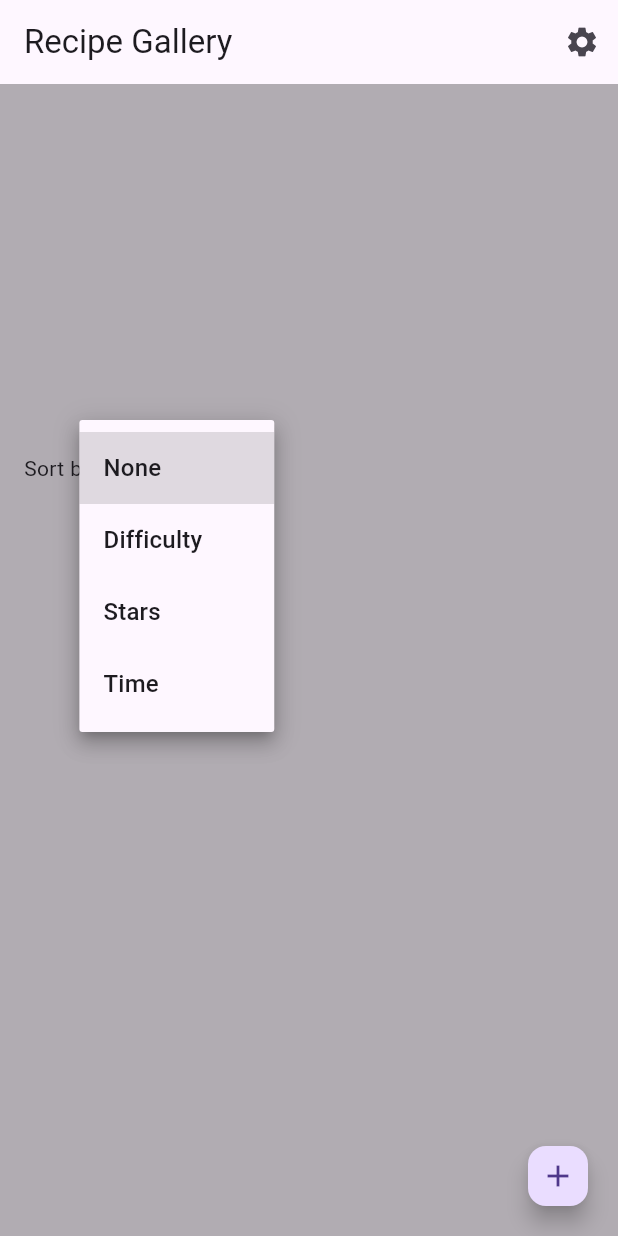
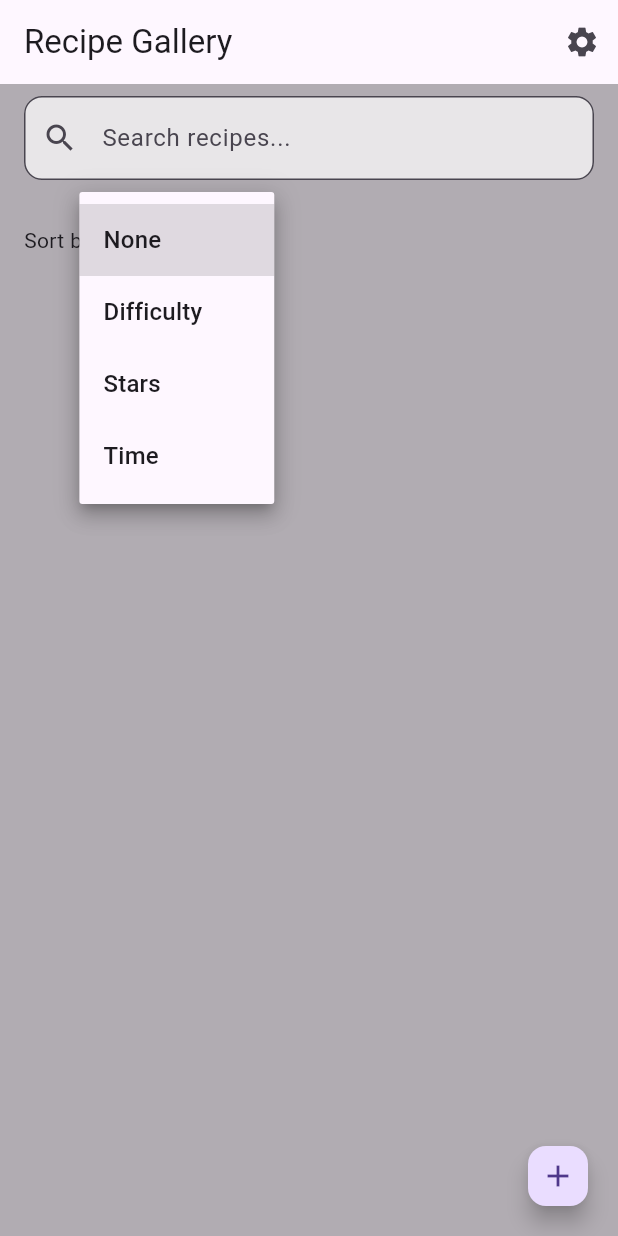
Before and after one commit to AggelosTse/Cooking-App, a Flutter app: the screen it shows after launch, after a tap on "None", on a phone screen of 412 x 824 dp. Run offline on Flutter 3.47's test engine with Material 3 defaults, Android fonts, the phone set to English and light mode, and no system bars; our stand-ins replace hive, image_picker; accounts and stored records are empty.

Commit message:
added searching, bug with recipe box

```diff
--- a/lib/main.dart
+++ b/lib/main.dart
@@ -1,3 +1,5 @@
+// [START OF FILE]
+
 import 'package:flutter/material.dart';
 import 'package:hive/hive.dart';
 import 'package:path_provider/path_provider.dart';
@@ -17,7 +19,6 @@ void main() async {
   runApp(const MainApp());
 }
 
-// Global Settings class
 class Settings {
   static String? backgroundImagePath;
 }
@@ -56,12 +57,20 @@ class _ImageScrollerState extends State<ImageScroller> {
   late Box<Recipe> recipeBox;
   List<Recipe> recipes = [];
   String sortBy = 'None';
+  String searchQuery = '';
+  final TextEditingController _searchController = TextEditingController();
 
   @override
   void initState() {
     super.initState();
     recipeBox = Hive.box<Recipe>('recipesBox');
     recipes = recipeBox.values.toList();
+
+    _searchController.addListener(() {
+      setState(() {
+        searchQuery = _searchController.text.toLowerCase();
+      });
+    });
   }
 
   void updateDifficulty(int index, int newRating) {
@@ -96,26 +105,35 @@ class _ImageScrollerState extends State<ImageScroller> {
     );
   }
 
-  List<Recipe> get sortedRecipes {
-    List<Recipe> sorted = [...recipes];
+  List<Recipe> get filteredRecipes {
+    List<Recipe> filtered = [...recipes];
+    if (searchQuery.isNotEmpty) {
+      filtered = filtered
+          .where((recipe) =>
+              recipe.title.toLowerCase().contains(searchQuery) ||
+              recipe.description.toLowerCase().contains(searchQuery))
+          .toList();
+    }
+
     switch (sortBy) {
       case 'Difficulty':
-        sorted.sort((a, b) => a.difficultyLevel.compareTo(b.difficultyLevel));
+        filtered.sort((a, b) => a.difficultyLevel.compareTo(b.difficultyLevel));
         break;
       case 'Stars':
-        sorted.sort((a, b) => b.difficulty.compareTo(a.difficulty));
+        filtered.sort((a, b) => b.difficulty.compareTo(a.difficulty));
         break;
       case 'Time':
-        sorted.sort(
+        filtered.sort(
             (a, b) => a.preparationMinutes.compareTo(b.preparationMinutes));
         break;
     }
-    return sorted;
+
+    return filtered;
   }
 
   @override
   Widget build(BuildContext context) {
-    final displayRecipes = sortedRecipes;
+    final displayRecipes = filteredRecipes;
 
     return Scaffold(
       appBar: AppBar(
@@ -145,11 +163,24 @@ class _ImageScrollerState extends State<ImageScroller> {
             ),
           // ignore: deprecated_member_use
           Container(color: Colors.black.withOpacity(0.3)),
-          Center(
-            child: SizedBox(
-              height: 320,
-              child: Column(
+          Column(
             children: [
+              Padding(
+                padding:
+                    const EdgeInsets.symmetric(horizontal: 16, vertical: 8),
+                child: TextField(
+                  controller: _searchController,
+                  decoration: InputDecoration(
+                    hintText: 'Search recipes...',
+                    prefixIcon: const Icon(Icons.search),
+                    filled: true,
+                    fillColor: Colors.white70,
+                    border: OutlineInputBorder(
+                      borderRadius: BorderRadius.circular(12),
+                    ),
+                  ),
+                ),
+              ),
               Padding(
                 padding:
                     const EdgeInsets.symmetric(horizontal: 16, vertical: 8),
@@ -196,8 +227,7 @@ class _ImageScrollerState extends State<ImageScroller> {
                                 children: [
                                   ClipRRect(
                                     borderRadius: BorderRadius.circular(8),
-                                        child: recipe.imagePath
-                                                .startsWith('assets')
+                                    child: recipe.imagePath.startsWith('assets')
                                         ? Image.asset(recipe.imagePath,
                                             width: 160,
                                             height: 100,
@@ -213,8 +243,7 @@ class _ImageScrollerState extends State<ImageScroller> {
                                     child: GestureDetector(
                                       onTap: () {
                                         setState(() {
-                                              final idx =
-                                                  recipes.indexOf(recipe);
+                                          final idx = recipes.indexOf(recipe);
                                           recipeBox.deleteAt(idx);
                                           recipes.removeAt(idx);
                                         });
@@ -250,8 +279,7 @@ class _ImageScrollerState extends State<ImageScroller> {
                                 children: List.generate(5, (starIndex) {
                                   return GestureDetector(
                                     onTap: () => updateDifficulty(
-                                            recipes.indexOf(recipe),
-                                            starIndex + 1),
+                                        recipes.indexOf(recipe), starIndex + 1),
                                     child: Padding(
                                       padding: const EdgeInsets.symmetric(
                                           horizontal: 2.0),
@@ -275,8 +303,6 @@ class _ImageScrollerState extends State<ImageScroller> {
                 ),
               ),
             ],
-              ),
-            ),
           ),
         ],
       ),
```
Lines whose indentation alone changed are shown as unchanged.
